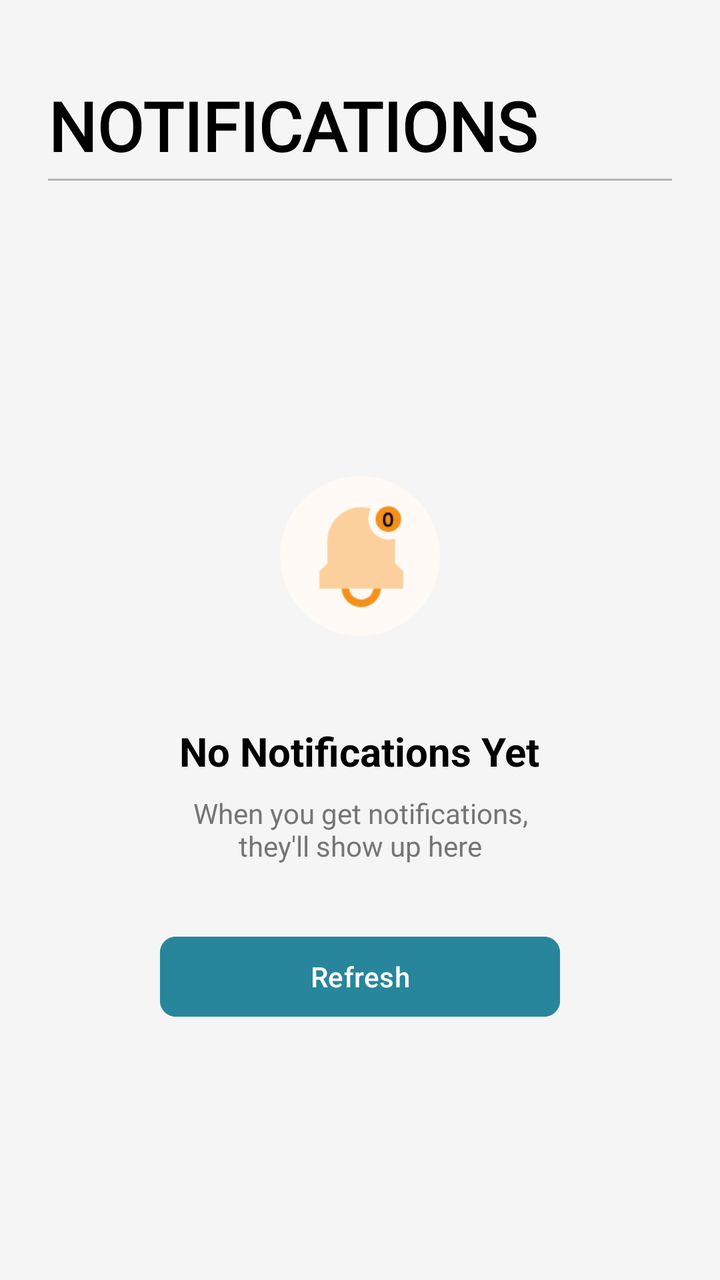
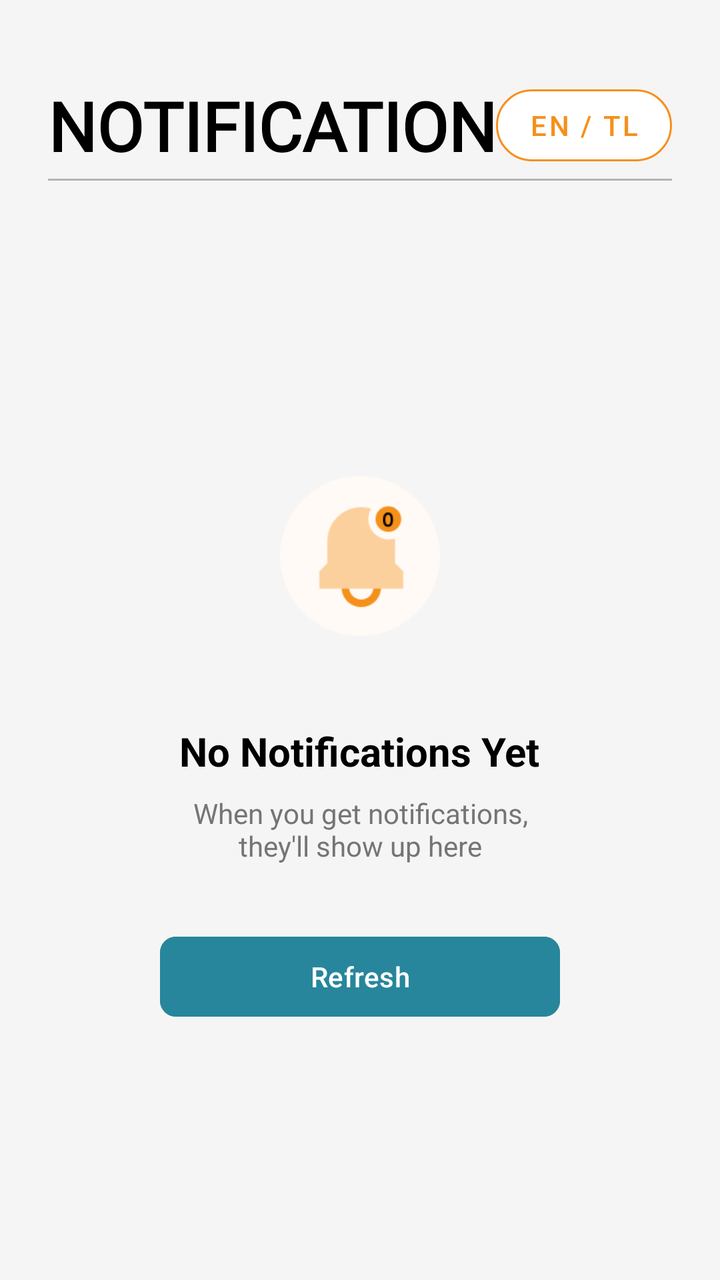

An Android layout rendered at two revisions. The XML below is the earlier revision; the diff shows what the commit changed to produce the second picture.
<!-- AndroidManifest.xml: application theme Theme.Dawnasyon_v1 -->
<!-- res/layout/fragment_notification.xml -->
<?xml version="1.0" encoding="utf-8"?>
<androidx.constraintlayout.widget.ConstraintLayout
    xmlns:android="http://schemas.android.com/apk/res/android"
    xmlns:app="http://schemas.android.com/apk/res-auto"
    android:layout_width="match_parent"
    android:layout_height="match_parent"
    android:background="#F5F5F5">

    <TextView
        android:id="@+id/tv_title"
        android:layout_width="wrap_content"
        android:layout_height="wrap_content"
        android:layout_marginTop="40dp"
        android:layout_marginStart="24dp"
        android:fontFamily="@font/dongle"
        android:text="@string/notifications"
        android:textColor="@color/black"
        android:textSize="34sp"
        android:textStyle="bold"
        app:layout_constraintTop_toTopOf="parent"
        app:layout_constraintStart_toStartOf="parent" />

    <View
        android:id="@+id/divider"
        android:layout_width="match_parent"
        android:layout_height="1dp"
        android:background="#44000000"
        android:layout_marginTop="4dp"
        android:layout_marginStart="24dp"
        android:layout_marginEnd="24dp"
        app:layout_constraintTop_toBottomOf="@id/tv_title" />

    <androidx.core.widget.NestedScrollView
        android:id="@+id/content_layout"
        android:layout_width="match_parent"
        android:layout_height="0dp"
        android:layout_marginTop="16dp"
        android:visibility="gone"
        app:layout_constraintTop_toBottomOf="@id/divider"
        app:layout_constraintBottom_toBottomOf="parent">

        <LinearLayout
            android:layout_width="match_parent"
            android:layout_height="wrap_content"
            android:orientation="vertical"
            android:paddingBottom="80dp">

            <TextView
                android:id="@+id/tv_header_new"
                android:layout_width="wrap_content"
                android:layout_height="wrap_content"
                android:text="New"
                android:textColor="#27869B"
                android:textStyle="bold"
                android:textSize="18sp"
                android:layout_marginStart="24dp"
                android:layout_marginBottom="8dp"/>

            <androidx.recyclerview.widget.RecyclerView
                android:id="@+id/rv_new"
                android:layout_width="match_parent"
                android:layout_height="wrap_content"
                android:nestedScrollingEnabled="false"/>

            <TextView
                android:id="@+id/tv_header_old"
                android:layout_width="wrap_content"
                android:layout_height="wrap_content"
                android:text="Old"
                android:textColor="#666666"
                android:textStyle="bold"
                android:textSize="18sp"
                android:layout_marginStart="24dp"
                android:layout_marginTop="24dp"
                android:layout_marginBottom="8dp"/>

            <androidx.recyclerview.widget.RecyclerView
                android:id="@+id/rv_old"
                android:layout_width="match_parent"
                android:layout_height="wrap_content"
                android:nestedScrollingEnabled="false"/>



        </LinearLayout>
    </androidx.core.widget.NestedScrollView>

    <LinearLayout
        android:id="@+id/empty_state_layout"
        android:layout_width="match_parent"
        android:layout_height="wrap_content"
        android:orientation="vertical"
        android:gravity="center"
        android:padding="32dp"
        android:visibility="visible"
        app:layout_constraintTop_toBottomOf="@id/divider"
        app:layout_constraintBottom_toBottomOf="parent">

        <ImageView
            android:layout_width="120dp"
            android:layout_height="120dp"
            android:src="@drawable/ic_empty_bell"


            android:padding="20dp" />

        <TextView
            android:layout_width="wrap_content"
            android:layout_height="wrap_content"
            android:text="No Notifications Yet"
            android:textSize="20sp"
            android:textStyle="bold"
            android:textColor="@color/black"
            android:layout_marginTop="24dp"/>

        <TextView
            android:layout_width="wrap_content"
            android:layout_height="wrap_content"
            android:text="When you get notifications,\nthey'll show up here"
            android:gravity="center"
            android:textSize="14sp"
            android:textColor="#757575"
            android:layout_marginTop="8dp"/>

        <Button
            android:id="@+id/btn_refresh_empty"
            android:layout_width="200dp"
            android:layout_height="wrap_content"
            android:text="Refresh"
            android:backgroundTint="#27869B"
            android:layout_marginTop="32dp"
            app:cornerRadius="8dp"/>

    </LinearLayout>

</androidx.constraintlayout.widget.ConstraintLayout>
<!-- resources referenced by this layout -->
<resources>
  <color name="black">#FF000000</color>
  <!-- drawable ic_empty_bell: png bitmap (drawable, 4127 bytes) -->
  <string name="notifications">NOTIFICATIONS</string>
  <style name="Theme.Dawnasyon_v1" parent="Base.Theme.Dawnasyon_v1" />
  <style name="Base.Theme.Dawnasyon_v1" parent="Theme.Material3.Light.NoActionBar">
          
          
      </style>
</resources>

<!-- the commit's change to res/layout/fragment_notification.xml (unified diff, before → after) -->
@@ -19,6 +19,23 @@
         android:textStyle="bold"
         app:layout_constraintTop_toTopOf="parent"
         app:layout_constraintStart_toStartOf="parent" />
+
+    <com.google.android.material.button.MaterialButton
+        android:id="@+id/btn_language"
+        style="@style/Widget.MaterialComponents.Button.OutlinedButton"
+        android:layout_width="wrap_content"
+        android:layout_height="wrap_content"
+        android:layout_marginEnd="24dp"
+        android:backgroundTint="@color/white"
+        android:text="EN / TL"
+        android:textColor="#F5901A"
+        app:cornerRadius="20dp"
+        app:iconTint="#F5901A"
+        app:strokeColor="#F5901A"
+        app:strokeWidth="1dp"
+        app:layout_constraintEnd_toEndOf="parent"
+        app:layout_constraintTop_toTopOf="@id/tv_title"
+        app:layout_constraintBottom_toBottomOf="@id/tv_title" />
 
     <View
         android:id="@+id/divider"
@@ -80,8 +97,6 @@
                 android:layout_height="wrap_content"
                 android:nestedScrollingEnabled="false"/>
 
-
-
         </LinearLayout>
     </androidx.core.widget.NestedScrollView>
 
@@ -100,8 +115,6 @@
             android:layout_width="120dp"
             android:layout_height="120dp"
             android:src="@drawable/ic_empty_bell"
-
-
             android:padding="20dp" />
 
         <TextView
<!-- resource entries referenced after the edit -->
@@ -1,6 +1,7 @@
 <!-- resources referenced by this layout -->
 <resources>
   <color name="black">#FF000000</color>
+  <color name="white">#FFFFFFFF</color>
   <!-- drawable ic_empty_bell: png bitmap (drawable, 4127 bytes) -->
   <string name="notifications">NOTIFICATIONS</string>
   <style name="Theme.Dawnasyon_v1" parent="Base.Theme.Dawnasyon_v1" />
